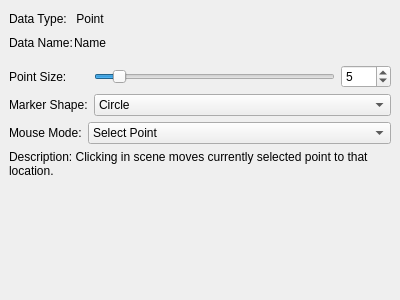
Before: the Qt Designer form src/WhiskerToolbox/Media_Widget/MediaPoint_Widget/MediaPoint_Widget.ui in paulmthompson/WhiskerToolbox, drawn with Qt 5.
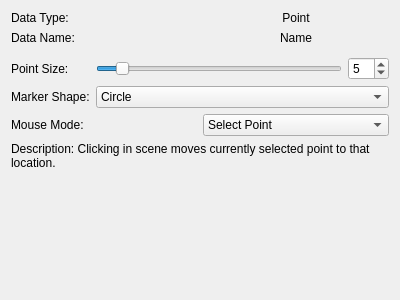
After: the same form once the commit is applied. Custom widgets are drawn as their Qt base class.

Patch:
```diff
--- a/src/WhiskerToolbox/Media_Widget/MediaPoint_Widget/MediaPoint_Widget.ui
+++ b/src/WhiskerToolbox/Media_Widget/MediaPoint_Widget/MediaPoint_Widget.ui
@@ -10,50 +10,20 @@
     <height>300</height>
    </rect>
   </property>
-  <property name="sizePolicy">
-   <sizepolicy hsizetype="Expanding" vsizetype="Fixed">
-    <horstretch>0</horstretch>
-    <verstretch>0</verstretch>
-   </sizepolicy>
-  </property>
   <property name="windowTitle">
    <string>Form</string>
   </property>
   <layout class="QVBoxLayout" name="verticalLayout">
-   <property name="spacing">
-    <number>6</number>
-   </property>
-   <property name="leftMargin">
-    <number>9</number>
-   </property>
-   <property name="topMargin">
-    <number>9</number>
-   </property>
-   <property name="rightMargin">
-    <number>9</number>
-   </property>
-   <property name="bottomMargin">
-    <number>9</number>
-   </property>
    <item>
-    <layout class="QGridLayout" name="gridLayout">
-     <property name="sizeConstraint">
-      <enum>QLayout::SizeConstraint::SetFixedSize</enum>
-     </property>
-     <property name="horizontalSpacing">
-      <number>1</number>
-     </property>
-     <property name="verticalSpacing">
-      <number>4</number>
-     </property>
-     <item row="0" column="0">
+    <layout class="QHBoxLayout" name="horizontalLayout">
+     <item>
       <widget class="QLabel" name="label_2">
        <property name="text">
         <string>Data Type:</string>
        </property>
       </widget>
      </item>
-     <item row="0" column="1">
+     <item>
       <widget class="QLabel" name="label">
        <property name="text">
         <string>Point</string>
@@ -63,14 +33,18 @@
        </property>
       </widget>
      </item>
-     <item row="1" column="0">
+    </layout>
+   </item>
+   <item>
+    <layout class="QHBoxLayout" name="horizontalLayout_2">
+     <item>
       <widget class="QLabel" name="label_3">
        <property name="text">
         <string>Data Name:</string>
        </property>
       </widget>
      </item>
-     <item row="1" column="1">
+     <item>
       <widget class="QLabel" name="name_label">
        <property name="text">
         <string>Name</string>
@@ -80,55 +54,13 @@
        </property>
       </widget>
      </item>
-     <item row="0" column="2">
-      <spacer name="horizontalSpacer">
-       <property name="orientation">
-        <enum>Qt::Orientation::Horizontal</enum>
-       </property>
-       <property name="sizeHint" stdset="0">
-        <size>
-         <width>40</width>
-         <height>20</height>
-        </size>
-       </property>
-      </spacer>
-     </item>
-     <item row="1" column="2">
-      <spacer name="horizontalSpacer_2">
-       <property name="orientation">
-        <enum>Qt::Orientation::Horizontal</enum>
-       </property>
-       <property name="sizeHint" stdset="0">
-        <size>
-         <width>40</width>
-         <height>20</height>
-        </size>
-       </property>
-      </spacer>
-     </item>
     </layout>
    </item>
    <item>
-    <widget class="ColorPicker_Widget" name="color_picker" native="true">
-     <property name="sizePolicy">
-      <sizepolicy hsizetype="Expanding" vsizetype="Fixed">
-       <horstretch>0</horstretch>
-       <verstretch>0</verstretch>
-      </sizepolicy>
-     </property>
-    </widget>
+    <widget class="ColorPicker_Widget" name="color_picker" native="true"/>
    </item>
    <item>
     <layout class="QGridLayout" name="point_settings_layout">
-     <property name="sizeConstraint">
-      <enum>QLayout::SizeConstraint::SetDefaultConstraint</enum>
-     </property>
-     <property name="horizontalSpacing">
-      <number>6</number>
-     </property>
-     <property name="verticalSpacing">
-      <number>6</number>
-     </property>
      <item row="0" column="0">
       <widget class="QLabel" name="point_size_label">
        <property name="text">
@@ -136,20 +68,24 @@
        </property>
       </widget>
      </item>
+     <item row="0" column="1">
+      <widget class="QSlider" name="point_size_slider">
+       <property name="minimum">
+        <number>1</number>
+       </property>
+       <property name="maximum">
+        <number>50</number>
+       </property>
+       <property name="value">
+        <number>5</number>
+       </property>
+       <property name="orientation">
+        <enum>Qt::Orientation::Horizontal</enum>
+       </property>
+      </widget>
+     </item>
      <item row="0" column="2">
       <widget class="QSpinBox" name="point_size_spinbox">
-       <property name="sizePolicy">
-        <sizepolicy hsizetype="Fixed" vsizetype="Fixed">
-         <horstretch>0</horstretch>
-         <verstretch>0</verstretch>
-        </sizepolicy>
-       </property>
-       <property name="minimumSize">
-        <size>
-         <width>50</width>
-         <height>0</height>
-        </size>
-       </property>
        <property name="minimum">
         <number>1</number>
        </property>
@@ -161,14 +97,15 @@
        </property>
       </widget>
      </item>
-     <item row="2" column="1" colspan="2">
+     <item row="1" column="0">
+      <widget class="QLabel" name="marker_shape_label">
+       <property name="text">
+        <string>Marker Shape:</string>
+       </property>
+      </widget>
+     </item>
+     <item row="1" column="1" colspan="2">
       <widget class="QComboBox" name="marker_shape_combo">
-       <property name="sizePolicy">
-        <sizepolicy hsizetype="Expanding" vsizetype="Fixed">
-         <horstretch>0</horstretch>
-         <verstretch>0</verstretch>
-        </sizepolicy>
-       </property>
        <item>
         <property name="text">
          <string>Circle</string>
@@ -201,53 +138,12 @@
        </item>
       </widget>
      </item>
-     <item row="2" column="0">
-      <widget class="QLabel" name="marker_shape_label">
-       <property name="text">
-        <string>Marker Shape:</string>
-       </property>
-      </widget>
-     </item>
-     <item row="0" column="1">
-      <widget class="QSlider" name="point_size_slider">
-       <property name="sizePolicy">
-        <sizepolicy hsizetype="Expanding" vsizetype="Fixed">
-         <horstretch>0</horstretch>
-         <verstretch>0</verstretch>
-        </sizepolicy>
-       </property>
-       <property name="minimum">
-        <number>1</number>
-       </property>
-       <property name="maximum">
-        <number>50</number>
-       </property>
-       <property name="value">
-        <number>5</number>
-       </property>
-       <property name="orientation">
-        <enum>Qt::Orientation::Horizontal</enum>
-       </property>
-      </widget>
-     </item>
     </layout>
    </item>
    <item>
     <layout class="QVBoxLayout" name="verticalLayout_2">
-     <property name="spacing">
-      <number>6</number>
-     </property>
-     <property name="sizeConstraint">
-      <enum>QLayout::SizeConstraint::SetDefaultConstraint</enum>
-     </property>
      <item>
       <layout class="QHBoxLayout" name="horizontalLayout_3">
-       <property name="spacing">
-        <number>6</number>
-       </property>
-       <property name="sizeConstraint">
-        <enum>QLayout::SizeConstraint::SetDefaultConstraint</enum>
-       </property>
        <item>
         <widget class="QLabel" name="label_4">
          <property name="text">
@@ -257,12 +153,6 @@
        </item>
        <item>
         <widget class="QComboBox" name="selection_model_combo">
-         <property name="sizePolicy">
-          <sizepolicy hsizetype="Expanding" vsizetype="Fixed">
-           <horstretch>0</horstretch>
-           <verstretch>0</verstretch>
-          </sizepolicy>
-         </property>
          <item>
           <property name="text">
            <string>Select Point</string>
@@ -274,12 +164,6 @@
      </item>
      <item>
       <widget class="QLabel" name="selection_model_label">
-       <property name="sizePolicy">
-        <sizepolicy hsizetype="Expanding" vsizetype="Preferred">
-         <horstretch>0</horstretch>
-         <verstretch>0</verstretch>
-        </sizepolicy>
-       </property>
        <property name="text">
         <string>Description: Clicking in scene moves currently selected point to that location.</string>
        </property>
@@ -288,21 +172,21 @@
        </property>
       </widget>
      </item>
-     <item>
-      <spacer name="verticalSpacer">
-       <property name="orientation">
-        <enum>Qt::Orientation::Vertical</enum>
-       </property>
-       <property name="sizeHint" stdset="0">
-        <size>
-         <width>20</width>
-         <height>40</height>
-        </size>
-       </property>
-      </spacer>
-     </item>
     </layout>
    </item>
+   <item>
+    <spacer name="verticalSpacer">
+     <property name="orientation">
+      <enum>Qt::Orientation::Vertical</enum>
+     </property>
+     <property name="sizeHint" stdset="0">
+      <size>
+       <width>20</width>
+       <height>40</height>
+      </size>
+     </property>
+    </spacer>
+   </item>
   </layout>
  </widget>
  <customwidgets>
```
